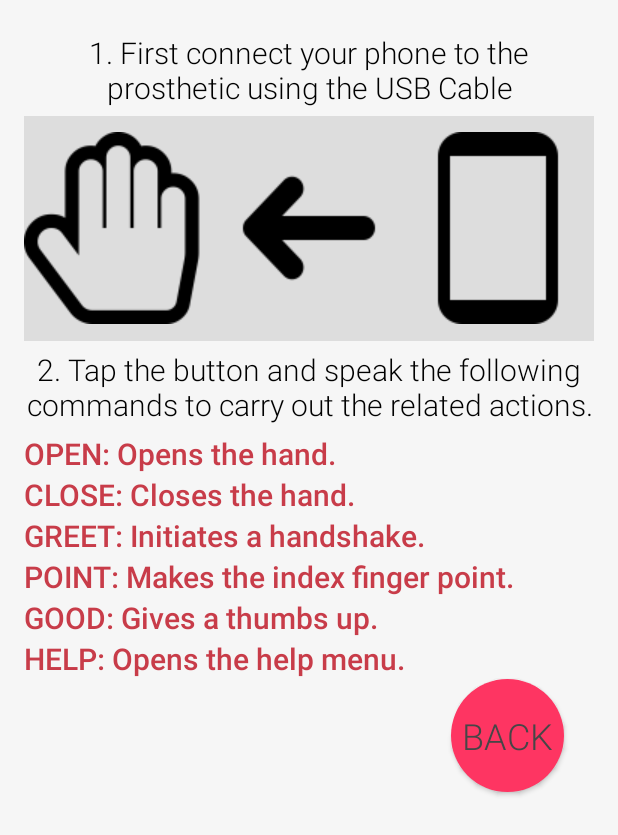
After one commit to FelixWaweru/M-Kono, an Android app: the layout help2.xml on its own in the app's theme, with its tools: preview values and no code run, on a phone screen of 412 x 824 dp. The commit adds this screen. Shown: the top 835 px of the screen. Run offline under Robolectric (Android 15) with nearby library versions, the phone set to English and light mode, and no system bars.

Commit message:
User Interface updates

```diff
--- a/app/src/main/java/mkono/com/m_kono/Help.java
+++ b/app/src/main/java/mkono/com/m_kono/Help.java
@@ -16,13 +16,13 @@ public class Help extends AppCompatActivity {
     @Override
     protected void onCreate(Bundle savedInstanceState) {
         super.onCreate(savedInstanceState);
-        setContentView(R.layout.help);
-        DisplayMetrics dm = new DisplayMetrics();
-        getWindowManager().getDefaultDisplay().getMetrics(dm);
-        int width = dm.widthPixels;
-        int height = dm.heightPixels;
-        getWindow().setLayout((int)(width*.95),(int)(height*.95));
-//        getWindow().setLayout(width,630);
+        setContentView(R.layout.help2);
+//        DisplayMetrics dm = new DisplayMetrics();
+//        getWindowManager().getDefaultDisplay().getMetrics(dm);
+//        int width = dm.widthPixels;
+//        int height = dm.heightPixels;
+//        getWindow().setLayout((int)(width*.95),(int)(height*.95));
+////        getWindow().setLayout(width,630);
         Button back = (Button) findViewById(R.id.back);
         back.setOnClickListener(new View.OnClickListener() {
             @Override
--- a/app/src/main/res/layout/help.xml
+++ b/app/src/main/res/layout/help.xml
@@ -4,7 +4,6 @@
     android:paddingRight="@dimen/activity_horizontal_margin"
     android:paddingTop="@dimen/activity_vertical_margin"
     android:paddingBottom="@dimen/activity_vertical_margin" android:background="@drawable/background" tools:context=".MainActivity">
-
     <TextView
         android:text="1. First connect your phone to the prosthetic using the USB Cable"
         android:layout_width="wrap_content"
--- /dev/null
+++ b/app/src/main/res/layout/help2.xml
@@ -0,0 +1,155 @@
+<RelativeLayout xmlns:android="http://schemas.android.com/apk/res/android"
+    xmlns:tools="http://schemas.android.com/tools"
+    xmlns:app="http://schemas.android.com/apk/res-auto"
+    android:layout_width="match_parent"
+    android:layout_height="match_parent"
+    android:paddingLeft="@dimen/activity_horizontal_margin"
+    android:paddingRight="@dimen/activity_horizontal_margin"
+    android:paddingTop="@dimen/activity_vertical_margin"
+    android:paddingBottom="@dimen/activity_vertical_margin"
+    tools:context=".MainActivity$PlaceholderFragment"
+    android:background="#B3f5f5f5">
+    <ScrollView
+        android:id="@+id/mainscrollableContents"
+        android:layout_width="fill_parent"
+        android:layout_height="fill_parent"
+        >
+        <LinearLayout
+            android:layout_width="fill_parent"
+            android:layout_height="wrap_content"
+            android:orientation="vertical">
+            <TextView
+                android:layout_width="match_parent"
+                android:textSize="20dp"
+                android:fontFamily="sans-serif-light"
+                android:textColor="#000000"
+                android:layout_height="wrap_content"
+                android:gravity="center"
+                android:layout_marginBottom="5dp"
+                android:layout_marginTop="5dp"
+                android:text="1. First connect your phone to the prosthetic using the USB Cable"
+                />
+            <RelativeLayout
+                android:layout_width="fill_parent"
+                android:layout_height="150dp"
+                android:background="#1A000000"
+                android:id="@+id/relativeLayout">
+                <ImageView
+                    android:layout_width="wrap_content"
+                    android:layout_height="wrap_content"
+                    android:src="@drawable/hand"
+                    android:id="@+id/imageView2"
+                    android:layout_centerVertical="true"
+                    android:layout_alignParentLeft="true"
+                    android:layout_alignParentStart="true" />
+                <ImageView
+                    android:layout_width="wrap_content"
+                    android:layout_height="wrap_content"
+                    android:src="@drawable/arrow"
+                    android:id="@+id/imageView3"
+                    android:layout_alignTop="@+id/imageView2"
+                    android:layout_centerHorizontal="true" />
+                <ImageView
+                    android:layout_width="wrap_content"
+                    android:layout_height="wrap_content"
+                    android:src="@drawable/phone"
+                    android:layout_alignTop="@+id/imageView3"
+                    android:layout_alignParentRight="true"
+                    android:layout_alignParentEnd="true"
+                    android:id="@+id/imageView4" />
+            </RelativeLayout>
+            <TextView
+                android:layout_width="match_parent"
+                android:textSize="20dp"
+                android:fontFamily="sans-serif-light"
+                android:textColor="#000000"
+                android:layout_height="wrap_content"
+                android:gravity="center"
+                android:layout_marginBottom="5dp"
+                android:layout_marginTop="5dp"
+                android:text="2. Tap the button and speak the following commands to carry out the related actions."
+                />
+            <TextView
+                android:text="OPEN: Opens the hand."
+                android:layout_width="wrap_content"
+                android:layout_height="wrap_content"
+                android:textSize="20dp"
+                android:gravity="left"
+                android:textStyle="bold"
+                android:fontFamily="sans-serif-light"
+                android:textColor="#C83C49"
+                android:id="@+id/textView4" />
+            <TextView
+                android:text="CLOSE: Closes the hand."
+                android:layout_width="wrap_content"
+                android:layout_height="wrap_content"
+                android:textSize="20dp"
+                android:gravity="left"
+                android:textStyle="bold"
+                android:fontFamily="sans-serif-light"
+                android:textColor="#C83C49"
+                android:id="@+id/textView5" />
+            <TextView
+                android:text="GREET: Initiates a handshake."
+                android:layout_width="wrap_content"
+                android:layout_height="wrap_content"
+                android:textSize="20dp"
+                android:gravity="left"
+                android:textStyle="bold"
+                android:textColor="#C83C49"
+                android:fontFamily="sans-serif-light"
+                android:id="@+id/textView6" />
+            <TextView
+                android:text="POINT: Makes the index finger point."
+                android:layout_width="wrap_content"
+                android:layout_height="wrap_content"
+                android:textSize="20dp"
+                android:gravity="left"
+                android:textStyle="bold"
+                android:textColor="#C83C49"
+                android:fontFamily="sans-serif-light"
+                android:id="@+id/textView7" />
+            <TextView
+                android:text="GOOD: Gives a thumbs up."
+                android:layout_width="wrap_content"
+                android:layout_height="wrap_content"
+                android:textSize="20dp"
+                android:gravity="left"
+                android:textStyle="bold"
+                android:textColor="#C83C49"
+                android:fontFamily="sans-serif-light"
+                android:id="@+id/textView8" />
+
+            <TextView
+                android:text="HELP: Opens the help menu."
+                android:layout_width="wrap_content"
+                android:layout_height="wrap_content"
+                android:textSize="20dp"
+                android:gravity="left"
+                android:textStyle="bold"
+                android:textColor="#C83C49"
+                android:fontFamily="sans-serif-light"
+                android:id="@+id/textView9"/>
+
+            <Button
+                android:text="Back"
+                android:textColor="#464647"
+                android:onClick="voice"
+                android:id="@+id/back"
+                android:textSize="24dp"
+                android:fontFamily="sans-serif-light"
+                android:layout_height="75dp"
+                android:layout_width="75dp"
+                android:background="@drawable/button"
+                android:layout_marginBottom="20dp"
+                android:layout_alignParentBottom="true"
+                android:layout_alignParentRight="true"
+                android:layout_alignParentEnd="true"
+                android:layout_marginRight="20dp"
+                android:layout_marginEnd="25dp"
+                android:layout_gravity="right" />
+
+        </LinearLayout>
+    </ScrollView>
+
+</RelativeLayout>
```
